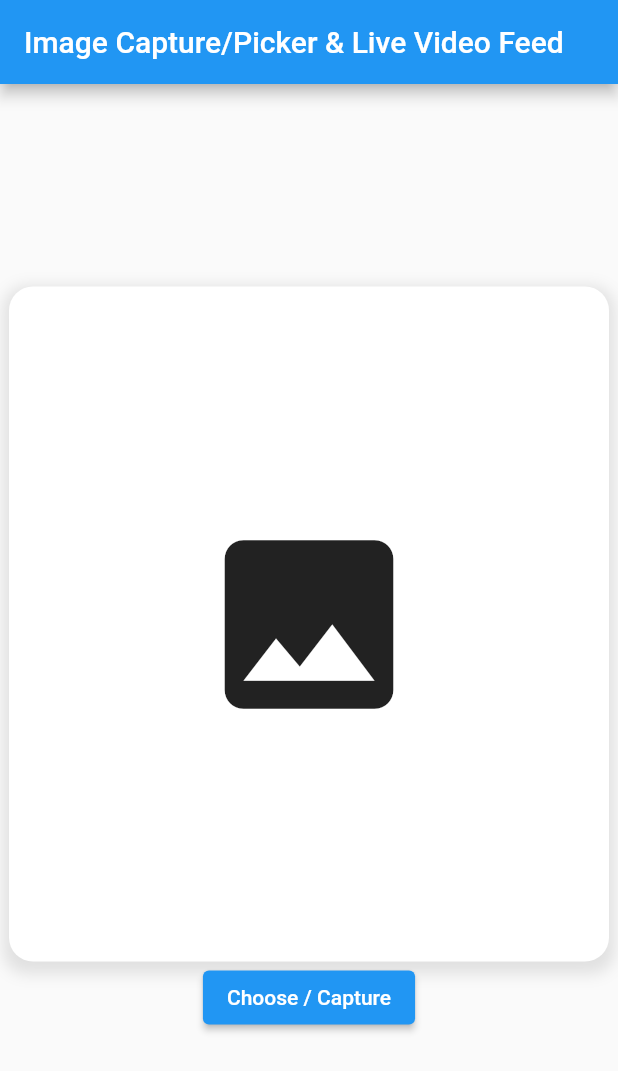
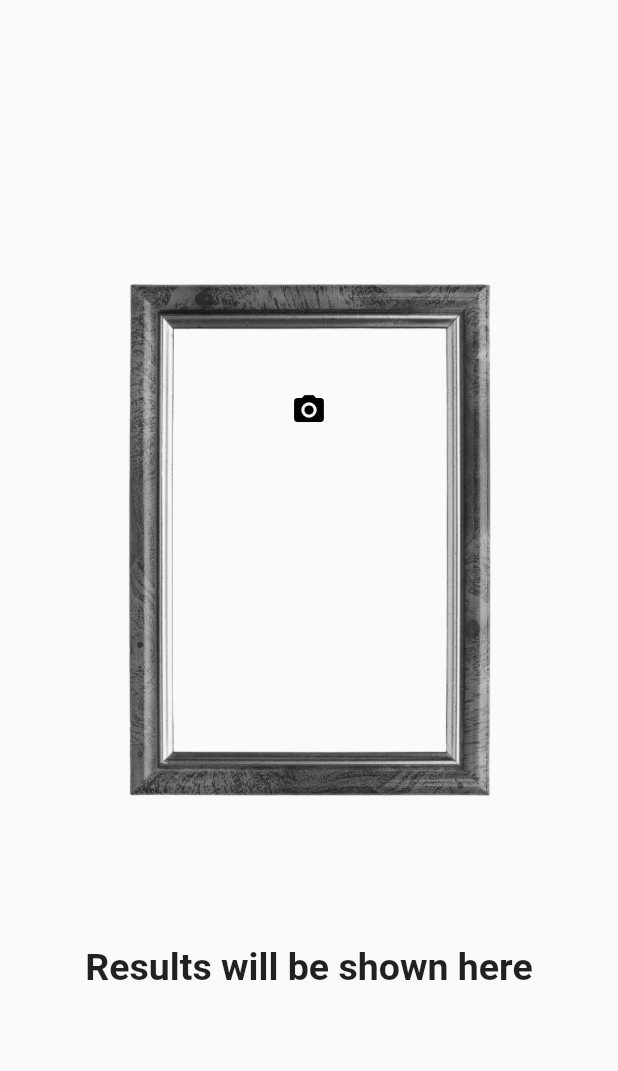
Before and after one commit to SamsonMokaya/1.-Choose-Images-from-Gallery-or-capture-Images-using-Camera-in-Flutter, a Flutter app: the screen it shows after launch, on a phone screen of 412 x 824 dp. Shown: the top 1071 px of the screen. Run offline on Flutter 3.47's test engine with Material 2 defaults, Android fonts, the phone set to English and light mode, and no system bars; our stand-ins replace camera, image_picker; missing offline and left inert: google_mlkit_image_labeling.

Commit message:
Image labelling

```diff
--- a/lib/main.dart
+++ b/lib/main.dart
@@ -2,6 +2,7 @@ import 'dart:io';
 
 import 'package:camera/camera.dart';
 import 'package:flutter/material.dart';
+import 'package:google_mlkit_image_labeling/google_mlkit_image_labeling.dart';
 import 'package:image_picker/image_picker.dart';
 
 late List<CameraDescription> _cameras;
@@ -9,11 +10,11 @@ late List<CameraDescription> _cameras;
 Future<void> main() async {
   WidgetsFlutterBinding.ensureInitialized();
   _cameras = await availableCameras();
-  runApp(const MyApp());
+  runApp(MyApp());
 }
 
 class MyApp extends StatefulWidget {
-  const MyApp({super.key});
+  MyApp({super.key});
 
   @override
   State<MyApp> createState() => _MyAppState();
@@ -24,6 +25,7 @@ class _MyAppState extends State<MyApp> {
   @override
   Widget build(BuildContext context) {
     return MaterialApp(
+      debugShowCheckedModeBanner: false,
       title: 'Flutter Demo',
       theme: ThemeData(
         primarySwatch: Colors.blue,
@@ -46,52 +48,16 @@ class _MyHomePageState extends State<MyHomePage> {
 
   late CameraController cameraController;
   File? _image;
-  final ImagePicker _picker = ImagePicker();
-
-
-  chooseImages() async{
-
-    final XFile? image = await _picker.pickImage(source: ImageSource.gallery);
-
-    _image = File(image!.path);
-
-    if(image != null){
-
-      setState(() {
-        _image = File(image.path);
-        doImageLabelling();
-      });
-
-    }
-
-  }
-
-  captureImages() async{
-
-    final XFile? image = await _picker.pickImage(source: ImageSource.camera);
-
-    _image = File(image!.path);
-
-    if(image != null){
-
-      setState(() {
-        _image = File(image.path);
-        doImageLabelling();
-      });
-
-    }
-
-  }
-
-  doImageLabelling() {
-
-  }
-
+  late ImagePicker imagePicker;
+  String result = "Results will be shown here";
 
 
   @override
   void initState() {
     super.initState();
+
+    imagePicker = ImagePicker();
+
     cameraController = CameraController(_cameras[0], ResolutionPreset.max);
     cameraController.initialize().then((_) {
       if (!mounted) {
@@ -112,55 +78,143 @@ class _MyHomePageState extends State<MyHomePage> {
     });
   }
 
+  @override
+  void dispose(){
+    super.dispose();
+  }
+
+
+  chooseImagesFromGallery() async{
+
+    XFile? image = await imagePicker.pickImage(source: ImageSource.gallery);
+
+    _image = File(image!.path);
+
+    if(image != null){
+
+      setState(() {
+        _image = File(image.path);
+        doImageLabelling();
+      });
+
+    }
+
+  }
+
+  captureImagesIWithCamera() async{
+
+    XFile? image = await imagePicker.pickImage(source: ImageSource.camera);
+
+    _image = File(image!.path);
+
+    if(image != null){
+
+      setState(() {
+        _image = File(image.path);
+        doImageLabelling();
+      });
+
+    }
+
+  }
+
+  doImageLabelling() async{
+
+    InputImage inputImage = InputImage.fromFile(_image!!);
+
+  }
+
+
+
+
 
   @override
   Widget build(BuildContext context) {
-    return Scaffold(
-      appBar: AppBar(
-        title: Text(widget.title),
-      ),
-      body: Center(
+
+    return Container(
+      child: Scaffold(
+        body: SingleChildScrollView(
             child: Column(
-          mainAxisAlignment: MainAxisAlignment.center,
-          crossAxisAlignment: CrossAxisAlignment.center,
+
 
               children: <Widget>[
+                SizedBox(
+                  width: 100,
+                ),
 
             Container(
-        decoration: BoxDecoration(
-          color: Colors.white,
-          borderRadius: BorderRadius.circular(16.0),
-          boxShadow: [
-            BoxShadow(
-              color: Colors.black.withOpacity(0.1),
-              blurRadius: 8.0,
-              spreadRadius: 4.0,
-              offset: Offset(0, 4),
+              margin: EdgeInsets.only(top: 100),
+              child: Stack(
+                children: [
+                  Image.asset("assets/frame.png",
+                  height: 510,
+                    width: 500,
+
                   ),
+                  Center(
+                    child:ElevatedButton(
+                      style: ElevatedButton.styleFrom(
+                        primary: Colors.transparent,
+                        shadowColor: Colors.transparent,
+
+                      ),
+                        onPressed: (){
+
+                      chooseImagesFromGallery();
+
+                    },onLongPress: (){
+
+                      captureImagesIWithCamera();
+
+                    },
+                      child: Container(
+                        margin: EdgeInsets.only(top: 8),
+                        child: _image != null?Image.file(
+                            _image!,
+                          width: 335,
+                          height: 495,
+                          fit: BoxFit.fill,
+                        )
+                            :Container(
+                          width: 340,
+                          height: 330,
+                          child: Icon(
+                            Icons.camera_alt,
+                            color: Colors.black
+                          ),
+                        ),
+                      ),
+                    ),
+                  )
                 ],
               ),
-        width: 400,
-        height: 450 ,
+            ),
 
-          child: _image != null?Image.file(_image!):Icon(Icons.image, size: 150,),
+                Container(
+                  margin: EdgeInsets.only(
+                    top: 20,
+                  ),
+                  child: Text(
+                    result,
+                    textAlign: TextAlign.center,
+                    style: TextStyle(
+                      fontWeight: FontWeight.bold,
+                      fontSize: 25,
+                    ),
+                  ),
                 ),
 
 
 
-        ElevatedButton(onPressed: (){
 
-              chooseImages();
 
-            },onLongPress: (){
 
-              captureImages();
-
-            }, child: Text("Choose / Capture")),
 
 
               ],
             ),
         ),
+      ),
     );
   }
 }
--- a/pubspec.yaml
+++ b/pubspec.yaml
@@ -63,7 +63,7 @@ flutter:
 
   # To add assets to your application, add an assets section, like this:
   assets:
-    - assets/34.png
+    - assets/
 
   # An image asset can refer to one or more resolution-specific "variants", see
   # https://flutter.dev/assets-and-images/#resolution-aware
```
Also changed, not shown: assets/frame.png (added). Lines whose indentation alone changed are shown as unchanged.
